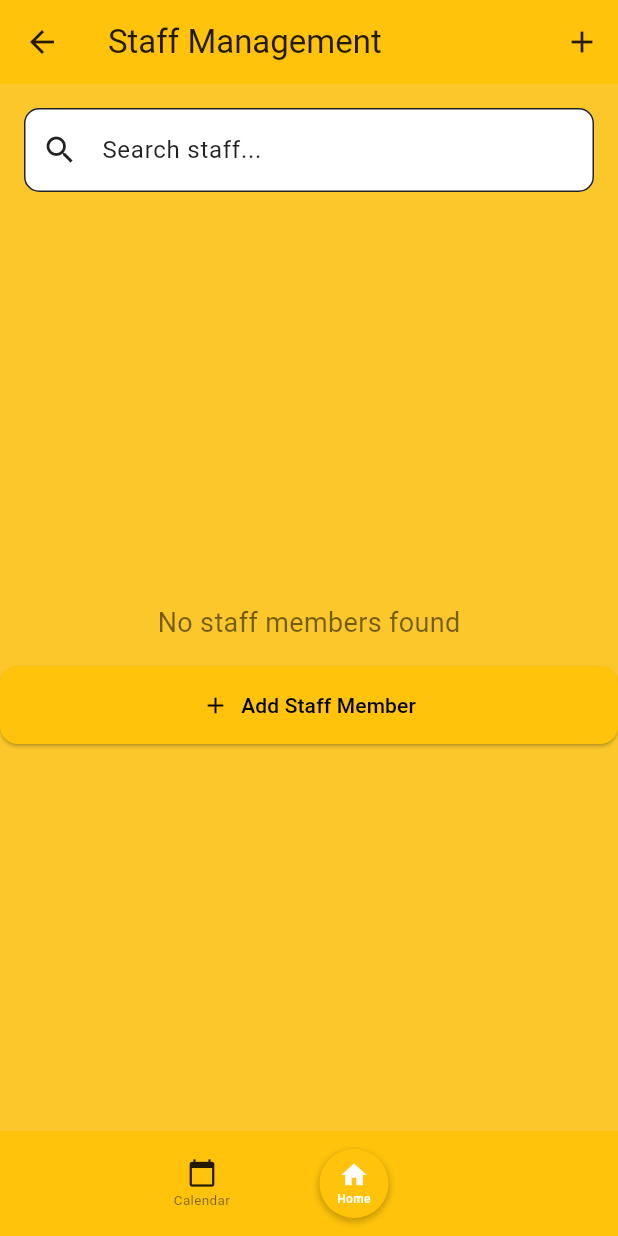
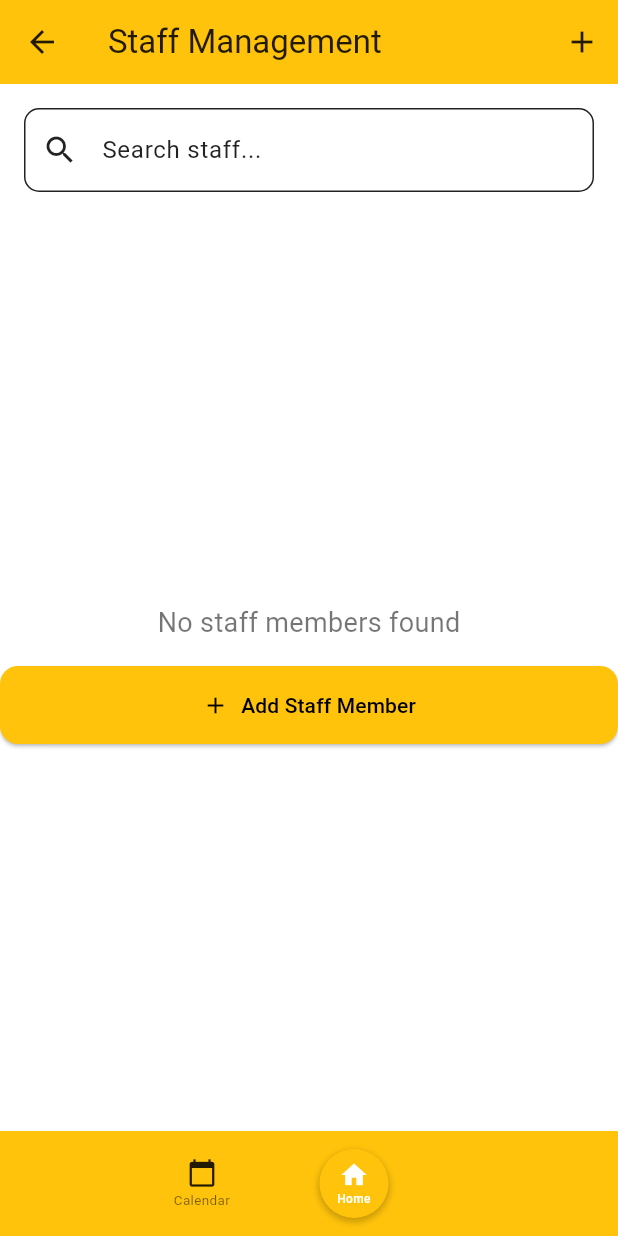
Before and after one commit to HarzaanHussain/cateredtoyou, a Flutter app: the StaffListScreen screen opened by its route, on a phone screen of 412 x 824 dp. Run offline on Flutter 3.47's test engine with Material 3 defaults, Android fonts, the phone set to English and light mode, and no system bars; our stand-ins replace cloud_firestore, firebase_auth, firebase_core, flutter_local_notifications, flutter_map, flutter_timezone and 6 more; missing offline and left inert: flutter_map_cancellable_tile_provider; accounts and stored records are empty.

Commit message:
Comment out orange background from staff screen

```diff
--- a/lib/views/staff/staff_list_screen.dart
+++ b/lib/views/staff/staff_list_screen.dart
@@ -51,7 +51,7 @@ class _StaffListScreenState extends State<StaffListScreen> {
   @override
   Widget build(BuildContext context) {
     return Scaffold(
-      backgroundColor: const Color(0xFFFBC72B), // Yellow background
+      // backgroundColor: const Color(0xFFFBC72B), // Yellow background
       bottomNavigationBar: const BottomToolbar(),
       appBar: AppBar(
         leading: IconButton(
```
